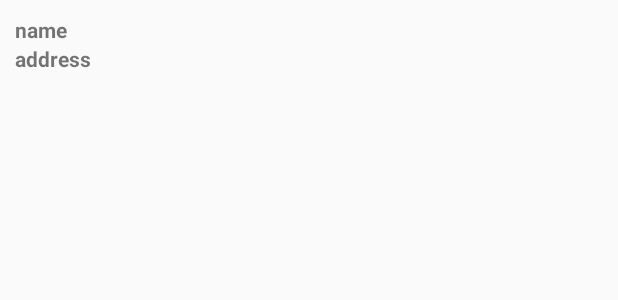
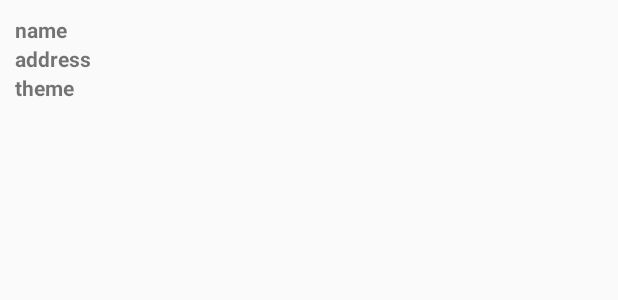
Before and after one commit to yymin1022/SeoulHealing, an Android app: the layout list_healing_item.xml on its own in the app's theme, with its tools: preview values and no code run, on a phone screen of 412 x 824 dp. Shown: the top 300 px of the screen. Run offline under Robolectric (Android 15) with nearby library versions, the light colour scheme and no system bars.

Commit message:
Add Theme String to Result List

```diff
--- a/app/src/main/java/com/defcon/seoulhealing/ResultActivity.java
+++ b/app/src/main/java/com/defcon/seoulhealing/ResultActivity.java
@@ -4,7 +4,12 @@ import androidx.appcompat.app.AppCompatActivity;
 
 import android.os.Bundle;
 
+import java.util.Locale;
+
 public class ResultActivity extends AppCompatActivity {
+    String API_KEY = "";
+    String API_URL = String.format(Locale.getDefault(), "https://map.seoul.go.kr/smgis/apps/theme.do?cmd=getContentsList&page_no=1&page_size=9&key=%s&coord_x=126.9752884&coord_y=37.5649732&distance=3000&search_type=0&search_name=&theme_id=100123&subcate_id=100061,1", API_KEY);
+
     @Override
     protected void onCreate(Bundle savedInstanceState) {
         super.onCreate(savedInstanceState);
--- a/app/src/main/res/layout/list_healing_item.xml
+++ b/app/src/main/res/layout/list_healing_item.xml
@@ -26,4 +26,11 @@
         android:textStyle="bold"
         android:text="address"/>
 
+    <TextView
+        android:id="@+id/list_item_theme"
+        android:layout_width="wrap_content"
+        android:layout_height="wrap_content"
+        android:textStyle="bold"
+        android:text="theme"/>
+
 </LinearLayout>
```
Also changed, not shown: app/src/main/java/com/defcon/seoulhealing/HealingListAdapter.java (+7 -4 lines), app/src/main/java/com/defcon/seoulhealing/HealingListItem.java (+23 -16 lines).
